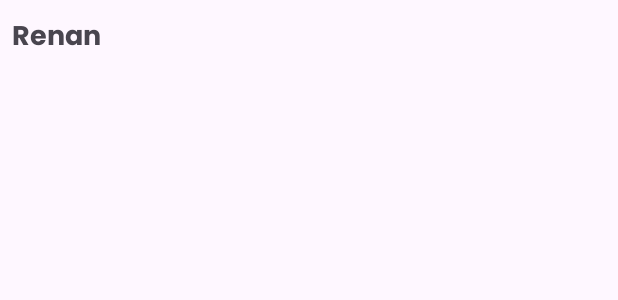
After one commit to OctusPi/App-SisChamados, an Android app: the layout chamados_rv_item.xml on its own in the app's theme, with its tools: preview values and no code run, on a phone screen of 412 x 824 dp. The commit adds this screen. Shown: the top 300 px of the screen. Run offline under Robolectric (Android 15) with nearby library versions, the phone set to English and light mode, and no system bars.

Commit message:
chore(Chamado): recyclerview layout initialized

```diff
--- a/app/build.gradle.kts
+++ b/app/build.gradle.kts
@@ -29,9 +29,14 @@ android {
         sourceCompatibility = JavaVersion.VERSION_1_8
         targetCompatibility = JavaVersion.VERSION_1_8
     }
+    buildFeatures {
+        viewBinding = true
+    }
 }
 
 dependencies {
+    implementation("androidx.lifecycle:lifecycle-livedata-ktx:2.6.1")
+    implementation("androidx.lifecycle:lifecycle-viewmodel-ktx:2.6.1")
     val nav_version = "2.5.3"
 
     // Java language implementation
--- a/app/src/main/AndroidManifest.xml
+++ b/app/src/main/AndroidManifest.xml
@@ -12,6 +12,11 @@
         android:supportsRtl="true"
         android:theme="@style/Theme.AppSisChamados"
         tools:targetApi="31">
+        <activity
+            android:name=".MainActivity2"
+            android:exported="false"
+            android:label="@string/title_activity_main2"
+            android:theme="@style/Theme.AppSisChamados.NoActionBar" />
         <activity
             android:name=".ChamadosActivity"
             android:exported="false" />
--- /dev/null
+++ b/app/src/main/java/br/com/dticampossales/appsischamados/adapters/ChamadosRVAdapter.java
@@ -0,0 +1,4 @@
+package br.com.dticampossales.appsischamados.adapters;
+
+public class ChamadosRVAdapter {
+}
--- a/app/src/main/java/br/com/dticampossales/appsischamados/ChamadosFragment.java
+++ b/app/src/main/java/br/com/dticampossales/appsischamados/fragments/ChamadosFragment.java
@@ -1,4 +1,4 @@
-package br.com.dticampossales.appsischamados;
+package br.com.dticampossales.appsischamados.fragments;
 
 import android.os.Bundle;
 
@@ -7,6 +7,8 @@ import androidx.fragment.app.Fragment;
 import android.view.LayoutInflater;
 import android.view.View;
 import android.view.ViewGroup;
+
+import br.com.dticampossales.appsischamados.R;
 
 /**
  * A simple {@link Fragment} subclass.
--- a/app/src/main/res/layout/activity_main.xml
+++ b/app/src/main/res/layout/activity_main.xml
@@ -24,5 +24,5 @@
         app:layout_constraintEnd_toEndOf="parent"
         app:layout_constraintStart_toStartOf="parent"
         app:layout_constraintTop_toBottomOf="@+id/toolbar"
-        android:name="br.com.dticampossales.appsischamados.ChamadosFragment" />
+        android:name="br.com.dticampossales.appsischamados.fragments.ChamadosFragment" />
 </androidx.constraintlayout.widget.ConstraintLayout>
--- /dev/null
+++ b/app/src/main/res/layout/chamados_rv_item.xml
@@ -0,0 +1,30 @@
+<?xml version="1.0" encoding="utf-8"?>
+<LinearLayout
+    xmlns:android="http://schemas.android.com/apk/res/android"
+    android:orientation="horizontal"
+    android:layout_width="match_parent"
+    android:layout_height="wrap_content"
+    android:paddingVertical="10dp"
+    android:paddingHorizontal="8dp">
+
+    <TextView
+        android:id="@+id/chamado_id"
+        android:layout_width="0dp"
+        android:layout_height="wrap_content"
+        android:text="Renan"
+        android:textSize="18sp"
+        android:fontFamily="@font/poppins_bold"
+        android:layout_weight="1"/>
+
+    <LinearLayout
+        android:id="@+id/chamado_information"
+        android:layout_width="wrap_content"
+        android:layout_height="match_parent"
+        android:orientation="vertical"
+        android:paddingVertical="10dp"
+        android:paddingHorizontal="8dp"/>
+
+
+
+
+</LinearLayout>
--- a/app/src/main/res/layout/fragment_chamados.xml
+++ b/app/src/main/res/layout/fragment_chamados.xml
@@ -3,7 +3,7 @@
     xmlns:tools="http://schemas.android.com/tools"
     android:layout_width="match_parent"
     android:layout_height="match_parent"
-    tools:context=".ChamadosFragment">
+    tools:context=".fragments.ChamadosFragment">
 
     <TextView
         android:id="@+id/chamados_title"
--- /dev/null
+++ b/app/src/main/res/values-land/dimens.xml
@@ -0,0 +1,3 @@
+<resources>
+    <dimen name="fab_margin">48dp</dimen>
+</resources>
--- /dev/null
+++ b/app/src/main/res/values-w1240dp/dimens.xml
@@ -0,0 +1,3 @@
+<resources>
+    <dimen name="fab_margin">200dp</dimen>
+</resources>
--- /dev/null
+++ b/app/src/main/res/values-w600dp/dimens.xml
@@ -0,0 +1,3 @@
+<resources>
+    <dimen name="fab_margin">48dp</dimen>
+</resources>
--- a/app/src/main/res/values/themes.xml
+++ b/app/src/main/res/values/themes.xml
@@ -2,8 +2,17 @@
     <!-- Base application theme. -->
     <style name="Base.Theme.AppSisChamados" parent="Theme.Material3.DayNight.NoActionBar">
         <!-- Customize your light theme here. -->
-         <item name="colorPrimary">@color/bs_blue</item>
+        <item name="colorPrimary">@color/bs_blue</item>
     </style>
 
     <style name="Theme.AppSisChamados" parent="Base.Theme.AppSisChamados" />
+
+    <style name="Theme.AppSisChamados.NoActionBar">
+        <item name="windowActionBar">false</item>
+        <item name="windowNoTitle">true</item>
+    </style>
+
+    <style name="Theme.AppSisChamados.AppBarOverlay" parent="ThemeOverlay.AppCompat.Dark.ActionBar" />
+
+    <style name="Theme.AppSisChamados.PopupOverlay" parent="ThemeOverlay.AppCompat.Light" />
 </resources>
```
Also changed, not shown: app/src/main/java/br/com/dticampossales/appsischamados/fragments/ChamadosRVFragment.java (added, +66 -0 lines), app/src/main/res/drawable/ic_menu_camera.xml (added, +12 -0 lines), app/src/main/res/drawable/ic_menu_gallery.xml (added, +9 -0 lines), app/src/main/res/drawable/ic_menu_slideshow.xml (added, +9 -0 lines), app/src/main/res/drawable/side_nav_bar.xml (added, +9 -0 lines), app/src/main/res/values/dimens.xml (added, +8 -0 lines), app/src/main/res/values/strings.xml (+11 -0 lines), app/src/main/res/layout/fragment_chamados_rv.xml (renamed from app/src/main/res/layout/recycler_chamados.xml).
